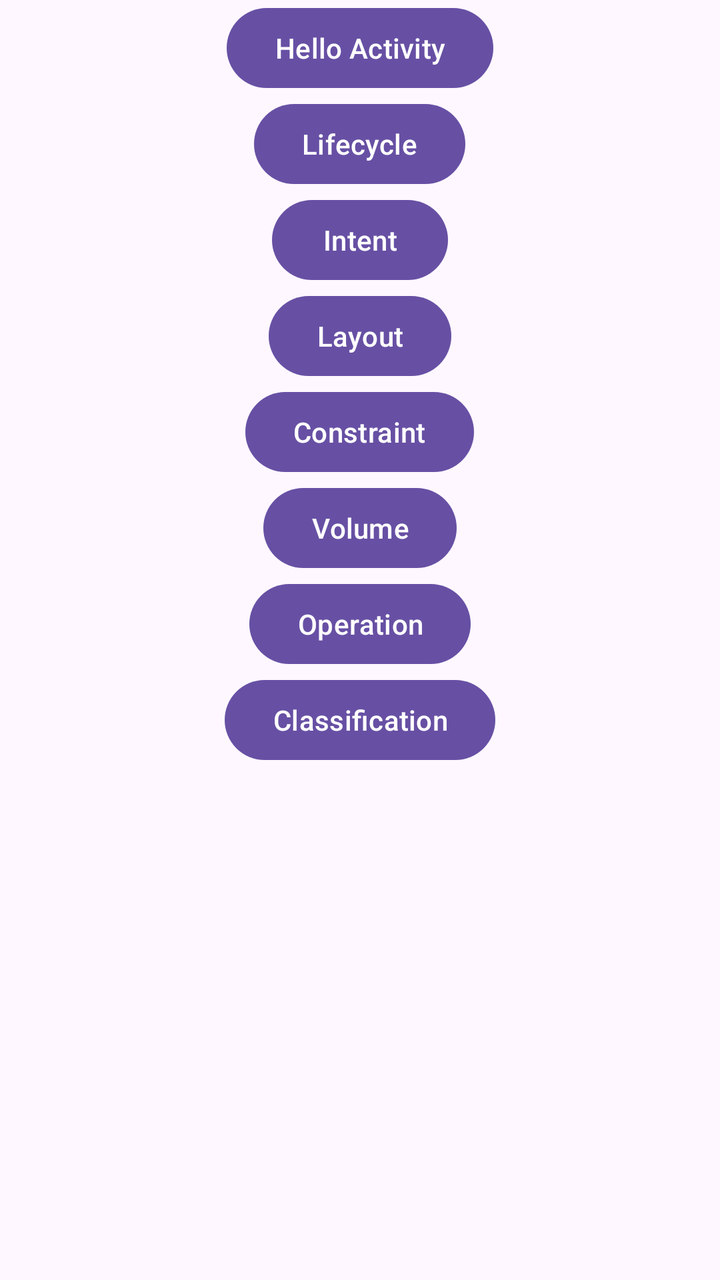
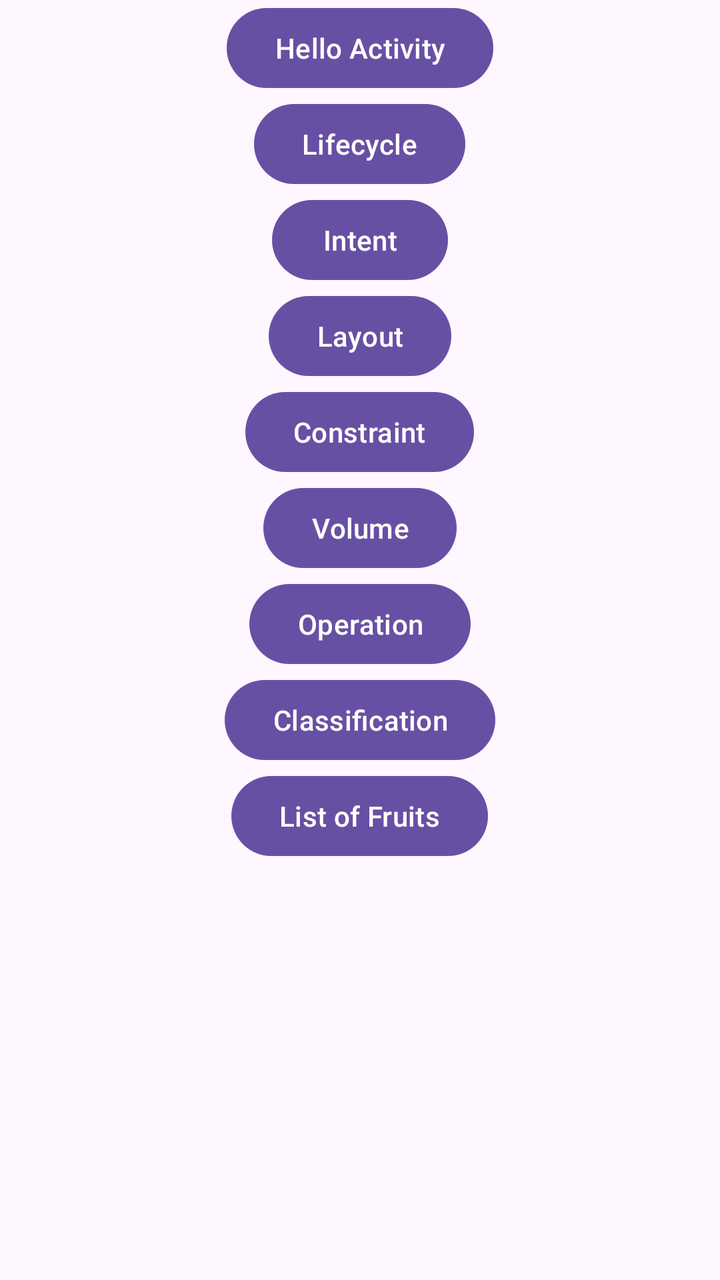

Before-and-after screenshots of an Android layout around one commit, followed by the original layout XML and the change that was made.
<!-- AndroidManifest.xml: application theme Theme.MyApplication -->
<!-- res/layout/activity_menu.xml -->
<?xml version="1.0" encoding="utf-8"?>
<LinearLayout xmlns:android="http://schemas.android.com/apk/res/android"
    xmlns:tools="http://schemas.android.com/tools"
    android:id="@+id/main"
    android:layout_width="match_parent"
    android:layout_height="match_parent"
    android:orientation="vertical"
    tools:context=".MenuActivity">

    <Button
        android:id="@+id/btnHello"
        android:layout_width="wrap_content"
        android:layout_height="wrap_content"
        android:layout_gravity="center"
        android:text="Hello Activity" />

    <Button
        android:id="@+id/btnLifecycle"
        android:layout_width="wrap_content"
        android:layout_height="wrap_content"
        android:layout_gravity="center"
        android:text="Lifecycle" />

    <Button
        android:id="@+id/btnIntent"
        android:layout_width="wrap_content"
        android:layout_height="wrap_content"
        android:layout_gravity="center"
        android:text="Intent" />

    <Button
        android:id="@+id/btnLayout"
        android:layout_width="wrap_content"
        android:layout_height="wrap_content"
        android:layout_gravity="center"
        android:text="Layout" />

    <Button
        android:id="@+id/btnConstraint"
        android:layout_width="wrap_content"
        android:layout_height="wrap_content"
        android:layout_gravity="center"
        android:text="Constraint" />

    <Button
        android:id="@+id/btnVolume"
        android:layout_width="wrap_content"
        android:layout_height="wrap_content"
        android:layout_gravity="center"
        android:text="Volume" />

    <Button
        android:id="@+id/btnOperation"
        android:layout_width="wrap_content"
        android:layout_height="wrap_content"
        android:layout_gravity="center"
        android:text="Operation" />

    <Button
        android:id="@+id/btnClassification"
        android:layout_width="wrap_content"
        android:layout_height="wrap_content"
        android:layout_gravity="center"
        android:text="Classification" />

</LinearLayout>
<!-- resources referenced by this layout -->
<resources>
  <style name="Theme.MyApplication" parent="Base.Theme.MyApplication" />
  <style name="Base.Theme.MyApplication" parent="Theme.Material3.DayNight.NoActionBar">
          
          
      </style>
</resources>

<!-- the commit's change to res/layout/activity_menu.xml (unified diff, before → after) -->
@@ -63,4 +63,11 @@
         android:layout_gravity="center"
         android:text="Classification" />
 
+    <Button
+        android:id="@+id/btnListFruit"
+        android:layout_width="wrap_content"
+        android:layout_height="wrap_content"
+        android:layout_gravity="center"
+        android:text="List of Fruits" />
+
 </LinearLayout>
